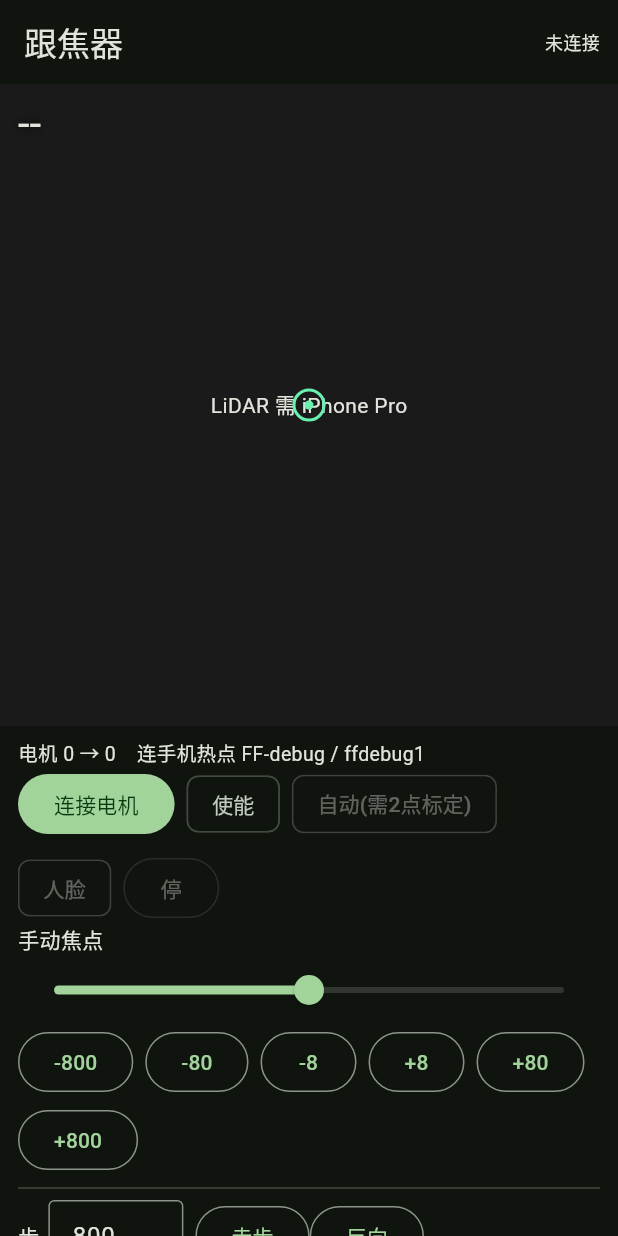
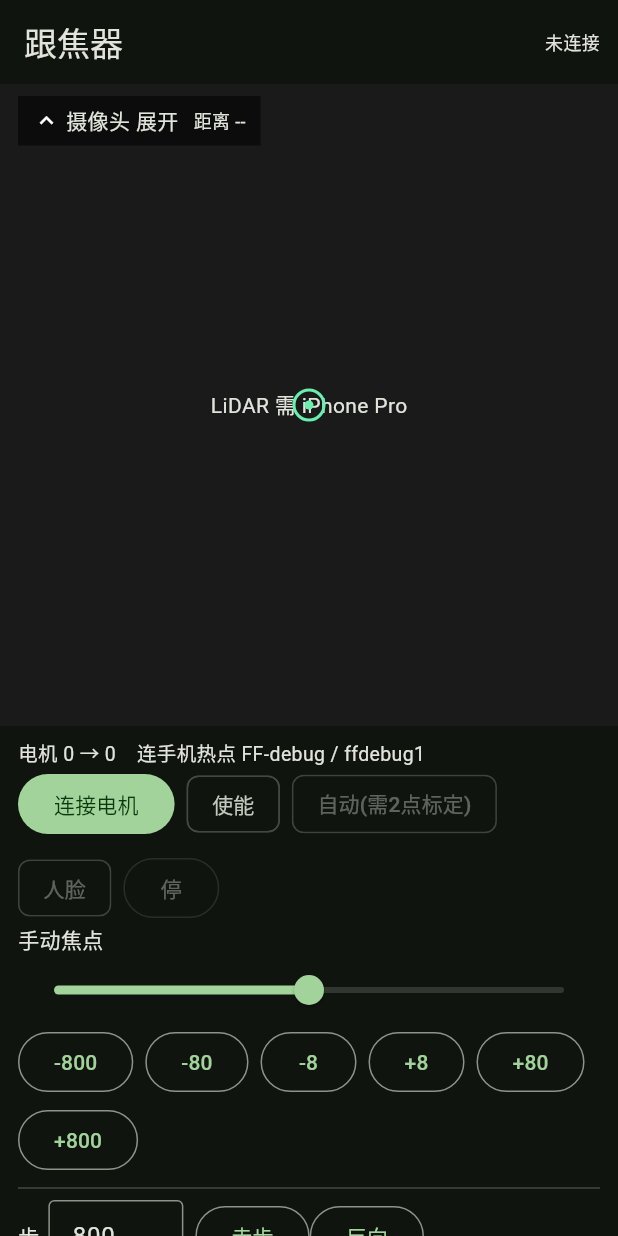
Before and after one commit to ndpyzwy-0w0/OLF-OpenLidarFocus, a Flutter app: the screen it shows after launch, on a phone screen of 412 x 824 dp. Run offline on Flutter 3.47's test engine with Material 3 defaults, Android fonts, the phone set to English and light mode, and no system bars.

Commit message:
feat: make camera preview collapsible
Allow the Flutter debug controller to collapse the camera preview into a compact status bar, leaving the motor controls and diagnostics more accessible.

Co-authored-by: Copilot <223556219+Copilot@users.noreply.github.com>

```diff
--- a/lib/main.dart
+++ b/lib/main.dart
@@ -56,6 +56,7 @@ class _FollowPageState extends State<FollowPage> {
   bool _moving = false;
   bool _uartOk = false;
   bool _open = false;
+  bool _previewExpanded = true;
   int _pos = 0;
   int _target = 0;
   // 速度和加速度都用**物理单位**（圈/秒、圈/秒²），再乘脉冲/圈换成步。
@@ -380,26 +381,18 @@ class _FollowPageState extends State<FollowPage> {
       ),
       body: Column(
         children: [
+          if (_previewExpanded)
             Expanded(
               child: Stack(
                 fit: StackFit.expand,
                 children: [
                   _preview(),
-                Positioned(
-                  left: 12,
-                  top: 8,
-                  child: Text(
-                    distText,
-                    style: Theme.of(context).textTheme.headlineMedium?.copyWith(
-                      shadows: const [
-                        Shadow(blurRadius: 8, color: Colors.black),
+                  Positioned(left: 12, top: 8, child: _previewToggle(distText)),
                 ],
               ),
-                  ),
-                ),
-              ],
-            ),
-          ),
+            )
+          else
+            _previewToggle(distText, compact: true),
           ConstrainedBox(
             constraints: const BoxConstraints(maxHeight: 340),
             child: SingleChildScrollView(
@@ -975,6 +968,33 @@ class _FollowPageState extends State<FollowPage> {
       ],
     );
   }
+
+  Widget _previewToggle(String distance, {bool compact = false}) {
+    return Material(
+      color: compact ? Theme.of(context).colorScheme.surface : Colors.black54,
+      child: InkWell(
+        onTap: () => setState(() => _previewExpanded = !_previewExpanded),
+        child: Padding(
+          padding: const EdgeInsets.symmetric(horizontal: 10, vertical: 6),
+          child: Row(
+            mainAxisSize: MainAxisSize.min,
+            children: [
+              Icon(
+                _previewExpanded
+                    ? Icons.keyboard_arrow_up
+                    : Icons.keyboard_arrow_down,
+                size: 18,
+              ),
+              const SizedBox(width: 4),
+              Text('摄像头 ${_previewExpanded ? "展开" : "已折叠"}'),
+              const SizedBox(width: 10),
+              Text('距离 $distance', style: const TextStyle(fontSize: 12)),
+            ],
+          ),
+        ),
+      ),
+    );
+  }
 }
 
 class _OverlayPainter extends CustomPainter {
```
Lines whose indentation alone changed are shown as unchanged.
